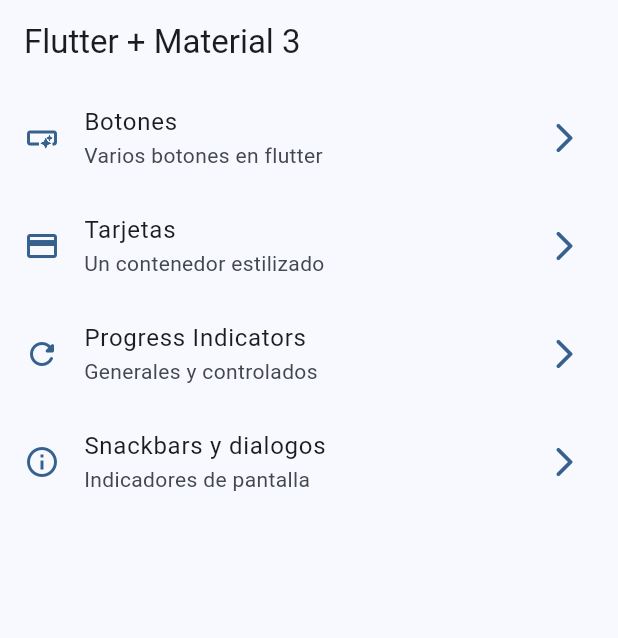
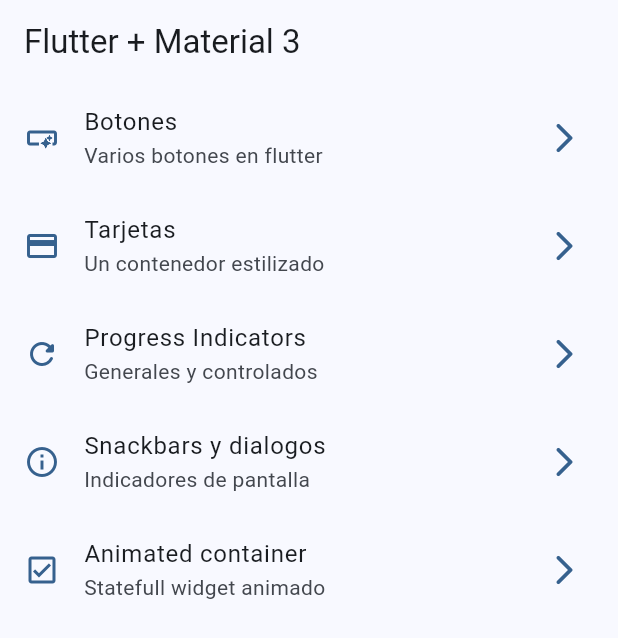
Before and after one commit to diegoteran95/widgets_app, a Flutter app: the screen it shows after launch, on a phone screen of 412 x 824 dp. Shown: the top 638 px of the screen. Run offline on Flutter 3.47's test engine with Material 3 defaults, Android fonts, the phone set to English and light mode, and no system bars; our stand-ins replace go_router.

Commit message:
add animated container

```diff
--- a/lib/config/menu/menu_items.dart
+++ b/lib/config/menu/menu_items.dart
@@ -34,4 +34,9 @@ const appMenuItems = <MenuItem>[
       subtitle: "Indicadores de pantalla",
       link: "/snackbars",
       icon: Icons.info_outline),
+  MenuItem(
+      title: "Animated container",
+      subtitle: "Statefull widget animado",
+      link: "/animated",
+      icon: Icons.check_box_outlined),
 ];
--- a/lib/config/router/app_router.dart
+++ b/lib/config/router/app_router.dart
@@ -7,6 +7,8 @@ final appRouter = GoRouter(routes: [
   GoRoute(path: "/cards",name: CardsScreen.name, builder: (context, state) => const CardsScreen()),
   GoRoute(path: "/progress",name: ProgressScreen.name, builder: (context, state) => const ProgressScreen()),
   GoRoute(path: "/snackbars",name: SnackbarScreen.name, builder: (context, state) => const SnackbarScreen()),
+  GoRoute(path: "/animated",name: AnimatedScreen.name, builder: (context, state) => const AnimatedScreen()),
+
 
 
 ]);
```
Also changed, not shown: lib/presentation/screens/animated/animated_screen.dart (+43 -2 lines).
